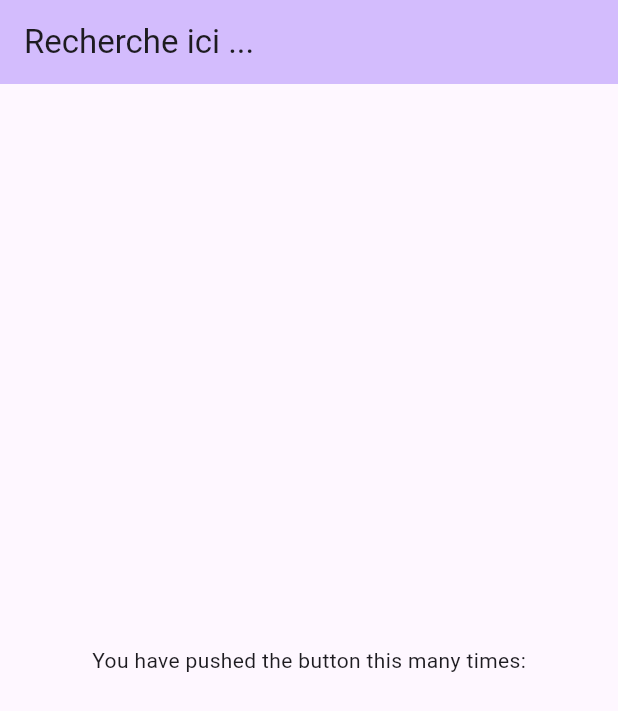
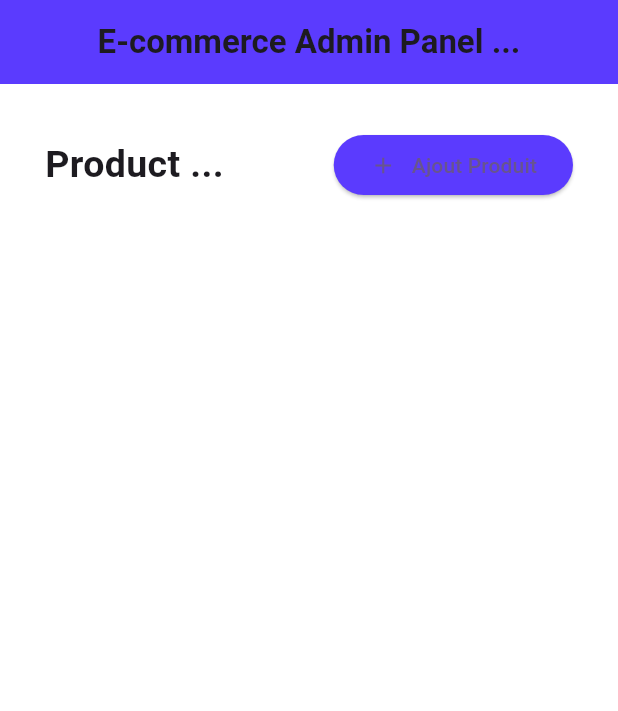
Before and after one commit to Luffy-hash/ecommerce, a Flutter app: the screen it shows after launch, on a phone screen of 412 x 824 dp. Shown: the top 711 px of the screen. Run offline on Flutter 3.47's test engine with Material 3 defaults, Android fonts, the light colour scheme and no system bars; missing offline and left inert: dart:ffi; network calls fail.

Commit message:
liens vers le backend de spring, creation de page flutter de tous les produit ...

```diff
--- /dev/null
+++ b/commerceimpl/devtools_options.yaml
@@ -0,0 +1 @@
+extensions:
--- /dev/null
+++ b/commerceimpl/lib/Commun/constantes.dart
@@ -0,0 +1,23 @@
+import 'package:flutter/cupertino.dart';
+
+// couleurs de l'appli
+const Color APP_COLOR = Color(0xff5b3bfe);
+
+// nombre de page à afficher par defaut
+const int PAGE_LIMIT = 10;
+
+// choix d'affichage par defaut ASC, DESC
+enum SortType {
+  // ascendant
+  ASC,
+  // descendant
+  DESC,
+}
+
+// type de filtre
+enum GetType {
+  // filtrer
+  FILTER,
+  // Paginer
+  PAGING,
+}
--- /dev/null
+++ b/commerceimpl/lib/Models/produit.dart
@@ -0,0 +1,46 @@
+import 'dart:ffi';
+
+class Product {
+  int? id;
+  String? name;
+  String? image;
+  Long? price;
+  Long? quantity;
+  String? description;
+
+  Product(
+      {required this.id,
+      required this.name,
+      required this.image,
+      required this.price,
+      required this.quantity,
+      required this.description});
+
+  Product.empty();
+
+  factory Product.fromJson(Map<String, dynamic> json) {
+    return Product(
+        id: json['id'],
+        name: json['name'],
+        image: json['image'],
+        price: json['price'],
+        quantity: json['quantity'],
+        description: json['description']);
+  }
+
+  Map<String, dynamic> toJson(Product product) {
+    return {
+      "id": product.id,
+      "name": product.name,
+      "image": product.image,
+      "price": product.price,
+      "quantity": product.quantity,
+      "description": product.description
+    };
+  }
+
+  @override
+  String toString() {
+    return 'Product { id : $id, name: $name, image: $image, price: $price, quantity: $quantity, description: $description}';
+  }
+}
--- /dev/null
+++ b/commerceimpl/lib/Provider/provider_product.dart
@@ -0,0 +1,52 @@
+import 'package:commerceimpl/Commun/constantes.dart';
+import 'package:commerceimpl/Models/produit.dart';
+import 'package:commerceimpl/Repositories/product_repository.dart';
+import 'package:flutter/material.dart';
+
+class ProviderProduct extends ChangeNotifier {
+  List<Product> products = [];
+  Product? editToProduct;
+  int? pagesNumber = 0;
+
+  // appeler ma repository
+  final ProductRepository _repository = ProductRepository();
+
+  // observateur sur la liste des produits
+  getProductLists(int? page, String? searchValue, SortType? sortType,
+      GetType getType) async {
+    // on recupére la nos produits depuis le repository
+    Map<String, dynamic> retournedData =
+        await _repository.getProductLists(page, searchValue, sortType);
+
+    // on stocke soit la liste des produit soit le numéro de page
+    List<Product> pageProduct = retournedData['products list'];
+    pagesNumber = retournedData['pages number'];
+
+    // on test le type choisi par l'utilisateur et on affiche en conséquence
+    if (getType == GetType.PAGING) {
+      products = products + pageProduct;
+    } else if (getType == GetType.FILTER) {
+      products = pageProduct;
+    }
+
+    notifyListeners();
+  }
+
+  addProduct(Product product) async {
+    Product savedProduct = await _repository.addProduit(product);
+    products.add(savedProduct);
+    notifyListeners();
+  }
+
+  editProduct(Product product) async {
+    Product editedProduct = await _repository.updateProduit(product);
+    products[products.indexOf(product)] = editedProduct;
+    notifyListeners();
+  }
+
+  deleteProduct(Product product) async {
+    await _repository.deleteProduit(product);
+    products.remove(product);
+    notifyListeners();
+  }
+}
--- /dev/null
+++ b/commerceimpl/lib/Repositories/product_repository.dart
@@ -0,0 +1,99 @@
+import 'dart:convert';
+
+import 'package:commerceimpl/Commun/constantes.dart';
+import 'package:commerceimpl/Models/produit.dart';
+import 'package:commerceimpl/Services/app_service_rest.dart';
+import 'package:http/http.dart' as http;
+
+class ProductRepository {
+  // on appel notre service api
+  final APIService _apiService = APIService();
+
+  // listes de mes produits
+  Future<Map<String, dynamic>> getProductLists(
+      int? page, String? searchValue, SortType? sortType) async {
+    // on initialise notre pagination de départ et de fin
+    Map<String, String> params = {
+      'page': page.toString(),
+      "limit": PAGE_LIMIT.toString()
+    };
+
+    // trier par le nom du produit renseigné
+    if (searchValue != null) params['productName'] = searchValue;
+
+    // trier par ordre Ascendant ou Descendant
+    if (sortType != null) {
+      params['sortType'] = sortType.toString().split('.').last;
+    }
+
+    // passer nos paramètre a notre api rest
+    http.Response response = await _apiService.get('/product', params);
+
+    // decoder notre reponse de l'api
+    dynamic responseJsonDecode = jsonDecode(response.body);
+
+    // recupérer la liste des produit
+    final productData = responseJsonDecode['data']['content'] as List;
+    List<Product> listProducts =
+        productData.map((json) => Product.fromJson(json)).toList();
+
+    // recupérer les datas de nos pages
+    final pagesData = responseJsonDecode['data']['totalPages'];
+
+    // renvoyer nos donnée recupérer
+    Map<String, dynamic> returnData = {
+      'products list': listProducts,
+      'pages number': pagesData
+    };
+
+    return returnData;
+  }
+
+  // ajouter un produit
+  Future<Product> addProduit(Product product) async {
+    // donner le produit à rajouter
+    http.Response response =
+        await _apiService.post('/product/add', product.toJson(product));
+
+    // decoder notre produit
+    dynamic productDecode = jsonDecode(response.body);
+
+    // recupére uniquement la donnée à enregistrer
+    final jsonRecupProduct = productDecode['data'];
+    Product productRegister = Product.fromJson(jsonRecupProduct);
+
+    // renvoie notre produit
+    return productRegister;
+  }
+
+  // editer un produit
+  Future<Product> updateProduit(Product product) async {
+    // donner le produit à rajouter
+    http.Response response = await _apiService.put(
+        '/product/update/${product.id}', product.toJson(product));
+
+    // decoder notre produit
+    dynamic productDecode = jsonDecode(response.body);
+
+    // recupére uniquement la donnée à enregistrer
+    final jsonRecupProduct = productDecode['data'];
+    Product productUpdating = Product.fromJson(jsonRecupProduct);
+
+    // renvoie notre produit
+    return productUpdating;
+  }
+
+  // delete un produit
+  Future<dynamic> deleteProduit(Product product) async {
+    // donner le produit à rajouter
+    http.Response response =
+        await _apiService.delete('/product/delete/${product.id}');
+
+    // decoder notre produit
+    dynamic productDecode = jsonDecode(response.body);
+
+    // recupére le message de retour
+    final jsonMessageRecup = productDecode['message'];
+    return jsonMessageRecup;
+  }
+}
--- /dev/null
+++ b/commerceimpl/lib/Views/Screens/product_screen.dart
@@ -0,0 +1,85 @@
+import 'dart:ffi';
+
+import 'package:commerceimpl/Commun/constantes.dart';
+import 'package:commerceimpl/Provider/provider_product.dart';
+import 'package:commerceimpl/Views/Widgets/add_product_drawer.dart';
+import 'package:commerceimpl/Views/Widgets/elev_button.dart';
+import 'package:flutter/material.dart';
+import 'package:provider/provider.dart';
+
+class ProductsScreen extends StatefulWidget {
+  const ProductsScreen({super.key});
+
+  @override
+  State<ProductsScreen> createState() => _ProductsScreenState();
+}
+
+class _ProductsScreenState extends State<ProductsScreen> {
+  final GlobalKey<ScaffoldState> _scaffoldStateGlobalKey =
+      GlobalKey<ScaffoldState>();
+  List<String> sortBy = ['Prix Ascendant', 'Prix Descendant', 'Produit'];
+  SortType? sortType;
+  String? sortValue;
+  String? searchValue;
+  int pageNum = 0;
+  int nextPage = 1;
+
+  @override
+  void initState() {
+    super.initState();
+    Future.delayed(Duration.zero, () async {
+      await Provider.of<ProviderProduct>(context, listen: false)
+          .getProductLists(0, null, null, GetType.PAGING);
+      pageNum =
+          // ignore: use_build_context_synchronously
+          Provider.of<ProviderProduct>(context, listen: false).pagesNumber!;
+    });
+  }
+
+  @override
+  Widget build(BuildContext context) {
+    return Scaffold(
+      backgroundColor: Colors.white,
+      key: _scaffoldStateGlobalKey,
+      appBar: AppBar(
+        backgroundColor: APP_COLOR,
+        title: const Text(
+          'E-commerce Admin Panel ...',
+          style: TextStyle(fontWeight: FontWeight.w700),
+        ),
+        centerTitle: true,
+        actions: const [SizedBox()],
+      ),
+      endDrawer: const AddProductDrawer(),
+      body: Column(
+        crossAxisAlignment: CrossAxisAlignment.start,
+        children: [
+          const SizedBox(
+            height: 30,
+          ),
+          Padding(
+            padding: const EdgeInsets.symmetric(horizontal: 30),
+            child: Row(
+              mainAxisAlignment: MainAxisAlignment.spaceBetween,
+              children: [
+                const Text(
+                  'Product ...',
+                  style: TextStyle(fontSize: 25, fontWeight: FontWeight.bold),
+                ),
+                ElevButton(
+                  text: 'Ajout Produit',
+                  myIcon: Icons.add,
+                  onPressed: () {
+                    Provider.of<ProviderProduct>(context, listen: false)
+                        .editToProduct = null;
+                    _scaffoldStateGlobalKey.currentState!.openEndDrawer();
+                  },
+                ),
+              ],
+            ),
+          )
+        ],
+      ),
+    );
+  }
+}
--- /dev/null
+++ b/commerceimpl/lib/Views/Widgets/elev_button.dart
@@ -0,0 +1,34 @@
+import 'package:commerceimpl/Commun/constantes.dart';
+import 'package:flutter/material.dart';
+
+class ElevButton extends StatelessWidget {
+  final String text;
+  final IconData myIcon;
+  final Color? myColor;
+  final Function onPressed;
+
+  const ElevButton(
+      {super.key,
+      required this.text,
+      required this.myIcon,
+      this.myColor,
+      required this.onPressed});
+
+  @override
+  Widget build(BuildContext context) {
+    return ElevatedButton(
+      style: ElevatedButton.styleFrom(primary: myColor ?? APP_COLOR),
+      onPressed: () {
+        onPressed();
+      },
+      child: Row(
+        mainAxisAlignment: MainAxisAlignment.center,
+        children: [
+          Icon(myIcon),
+          const SizedBox(width: 10),
+          Text(text),
+        ],
+      ),
+    );
+  }
+}
--- a/commerceimpl/lib/main.dart
+++ b/commerceimpl/lib/main.dart
@@ -1,4 +1,7 @@
+import 'package:commerceimpl/Provider/provider_product.dart';
+import 'package:commerceimpl/Views/Screens/product_screen.dart';
 import 'package:flutter/material.dart';
+import 'package:provider/provider.dart';
 
 void main() {
   runApp(const MyApp());
@@ -10,41 +13,16 @@ class MyApp extends StatelessWidget {
   // This widget is the root of your application.
   @override
   Widget build(BuildContext context) {
-    return MaterialApp(
-      title: 'Flutter Demo',
-      theme: ThemeData(
-        colorScheme: ColorScheme.fromSeed(seedColor: Colors.deepPurple),
-        useMaterial3: true,
-      ),
-      home: const MyHomePage(),
-    );
-  }
-}
-
-class MyHomePage extends StatefulWidget {
-  const MyHomePage({super.key});
-
-  @override
-  State<MyHomePage> createState() => _MyHomePageState();
-}
-
-class _MyHomePageState extends State<MyHomePage> {
-  @override
-  Widget build(BuildContext context) {
-    return Scaffold(
-      appBar: AppBar(
-        backgroundColor: Theme.of(context).colorScheme.inversePrimary,
-        title: const Text("Recherche ici ..."),
-      ),
-      body: Center(
-        child: Column(
-          mainAxisAlignment: MainAxisAlignment.center,
-          children: <Widget>[
-            const Text(
-              'You have pushed the button this many times:',
-            ),
-          ],
+    return ChangeNotifierProvider<ProviderProduct>(
+      create: (context) => ProviderProduct(),
+      child: MaterialApp(
+        title: 'Flutter Ecommerce demo',
+        theme: ThemeData(
+          colorScheme: ColorScheme.fromSeed(seedColor: Colors.deepPurple),
+          useMaterial3: true,
         ),
+        home: const ProductsScreen(),
+        debugShowCheckedModeBanner: false,
       ),
     );
   }
```
Also changed, not shown: commerceimpl/lib/Services/app_service_rest.dart (added, +62 -0 lines), commerceimpl/lib/Views/Widgets/add_product_drawer.dart (added, +15 -0 lines), 3 other files.
